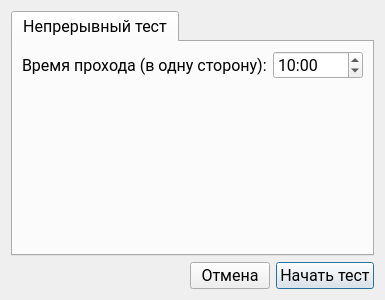
Above: Src/Ui/TestSettings/MainTestSettings.ui from Rekvim/MpiSkdIlim before the change. Below: the same form after it.
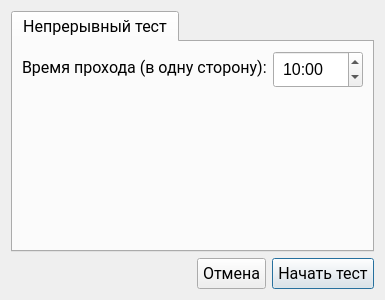
That is the form after the change.

The edit to the form file:
```diff
--- a/Src/Ui/TestSettings/MainTestSettings.ui
+++ b/Src/Ui/TestSettings/MainTestSettings.ui
@@ -24,7 +24,7 @@
     <widget class="QTabWidget" name="tabWidget">
      <property name="font">
       <font>
-       <family>Roboto</family>
+       <family>Segoe UI</family>
        <pointsize>12</pointsize>
       </font>
      </property>
@@ -40,6 +40,12 @@
         <layout class="QFormLayout" name="formLayout_2">
          <item row="0" column="0">
           <widget class="QLabel" name="label">
+           <property name="font">
+            <font>
+             <family>Segoe UI</family>
+             <pointsize>12</pointsize>
+            </font>
+           </property>
            <property name="text">
             <string>Время прохода (в одну сторону):</string>
            </property>
@@ -47,6 +53,15 @@
          </item>
          <item row="0" column="1">
           <widget class="QTimeEdit" name="timeEdit">
+           <property name="font">
+            <font>
+             <family>Segoe UI</family>
+             <pointsize>12</pointsize>
+            </font>
+           </property>
+           <property name="styleSheet">
+            <string notr="true">padding: 5px 5px;</string>
+           </property>
            <property name="minimumDateTime">
             <datetime>
              <hour>0</hour>
@@ -119,6 +134,15 @@
      </item>
      <item>
       <widget class="QPushButton" name="pushButton_cancel">
+       <property name="font">
+        <font>
+         <family>Segoe UI</family>
+         <pointsize>12</pointsize>
+        </font>
+       </property>
+       <property name="styleSheet">
+        <string notr="true">padding: 5px 5px;</string>
+       </property>
        <property name="text">
         <string>Отмена</string>
        </property>
@@ -129,6 +153,15 @@
      </item>
      <item>
       <widget class="QPushButton" name="pushButton_start">
+       <property name="font">
+        <font>
+         <family>Segoe UI</family>
+         <pointsize>12</pointsize>
+        </font>
+       </property>
+       <property name="styleSheet">
+        <string notr="true">padding: 5px 5px;</string>
+       </property>
        <property name="text">
         <string>Начать тест</string>
        </property>
```
